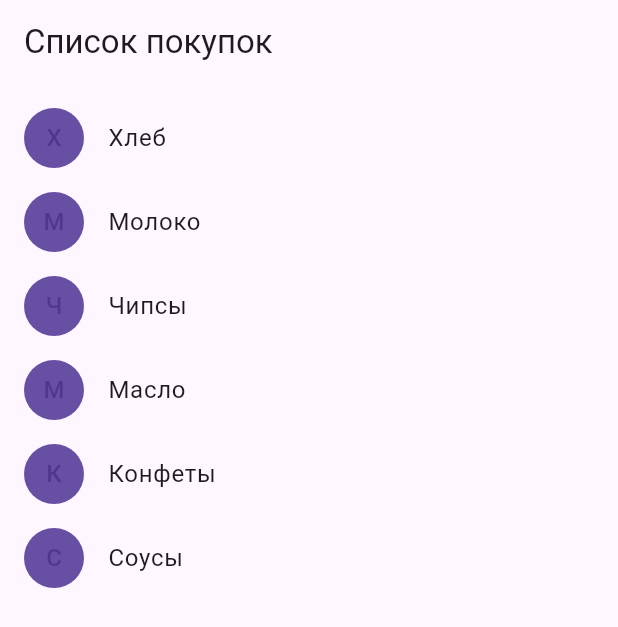
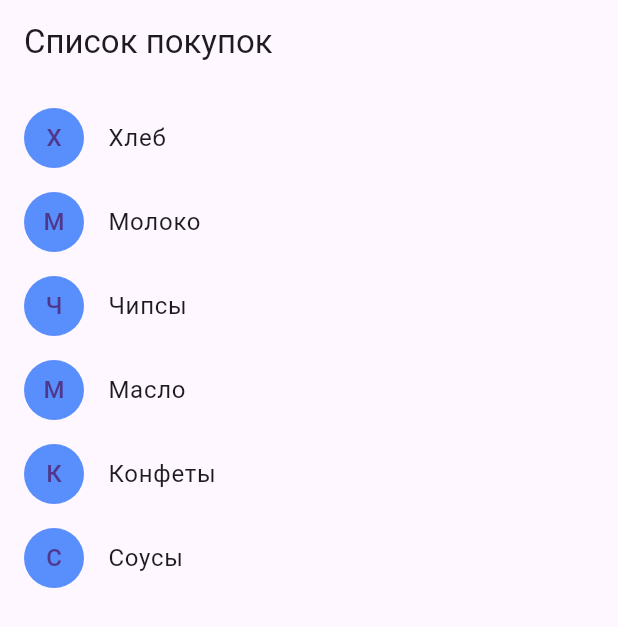
Before and after one commit to HotPotatoes42/Flutter_Lab5, a Flutter app: the screen it shows after launch, on a phone screen of 412 x 824 dp. Shown: the top 627 px of the screen. Run offline on Flutter 3.47's test engine with Material 3 defaults, Android fonts, the phone set to English and light mode, and no system bars.

```diff
--- a/lib/main.dart
+++ b/lib/main.dart
@@ -30,7 +30,7 @@ class ShoppingListItem extends StatelessWidget {
 
     return inCart //
         ? const Color.fromARGB(137, 13, 255, 0)
-        : Theme.of(context).primaryColor;
+        : const Color.fromARGB(255, 88, 143, 253);
   }
 
   TextStyle? _getTextStyle(BuildContext context) {
```
Also changed, not shown: img/app.png (added), img/step6_buharev.png (added), 1 other file.
